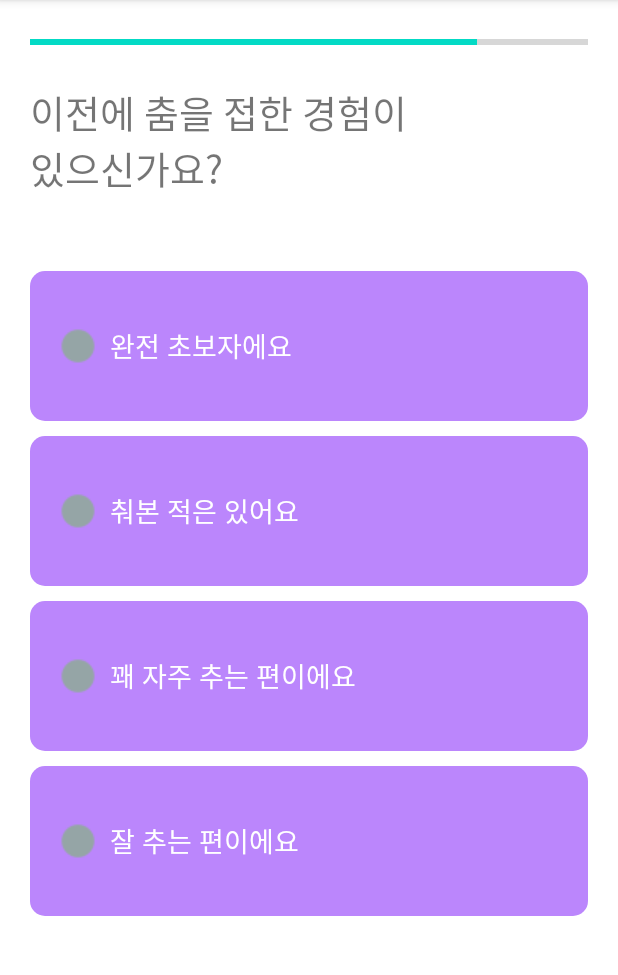
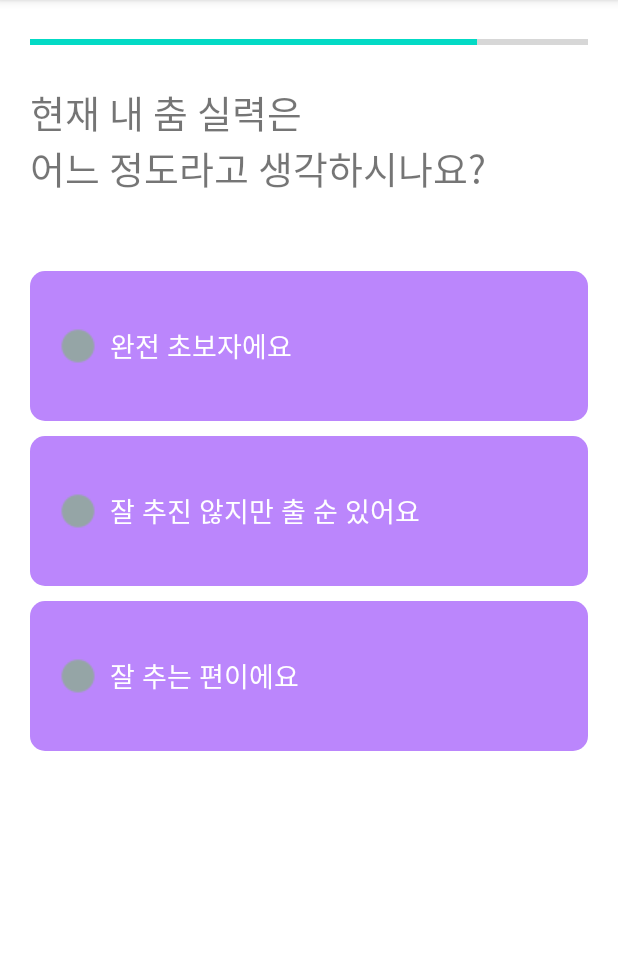
Before and after one commit to cloudgae/moovit, an Android app: the TypeTest_6 screen opened directly, with no data from a screen before it, on a phone screen of 412 x 824 dp, the part 84-1059 px from its top. Run offline under Robolectric (Android 15) with nearby library versions, the phone set to English and light mode, and no system bars; our stand-ins replace Firebase (no records; nobody signed in at launch, a user with empty details on screens opened directly).

Commit message:
질문, 선지 일부 수정 반영 **선지 이모지 있/없 부분은 아직 미반영

```diff
--- a/app/src/main/res/layout/activity_type_test4.xml
+++ b/app/src/main/res/layout/activity_type_test4.xml
@@ -29,7 +29,7 @@
                 android:layout_height="wrap_content"
                 android:layout_marginHorizontal="20dp"
                 android:layout_marginBottom="40dp"
-                android:text="춤을 출 때 어떤 분위기를\n표현하고 싶으신가요?"
+                android:text="어떤 분위기의 춤을\n배워보고 싶으신가요?"
                 android:textSize="25dp" />
 
 
@@ -106,7 +106,7 @@
                     android:button="@null"
                     android:drawableLeft="@drawable/circle"
                     android:padding="20dp"
-                    android:text="  개성적인"
+                    android:text="  독특한"
                     android:textColor="@drawable/selector_radio_text"
                     android:textSize="20dp" />
 
@@ -120,7 +120,7 @@
                     android:button="@null"
                     android:drawableLeft="@drawable/circle"
                     android:padding="20dp"
-                    android:text="  즐기며 몰입하는"
+                    android:text="  몰입감 있는"
                     android:textColor="@drawable/selector_radio_text"
                     android:textSize="20dp" />
 
--- a/app/src/main/res/layout/activity_type_test5.xml
+++ b/app/src/main/res/layout/activity_type_test5.xml
@@ -23,7 +23,7 @@
         <TextView
             android:layout_width="wrap_content"
             android:layout_height="wrap_content"
-            android:text="어떤 분위기의 클래스를\n더 선호하시나요?"
+            android:text="어떤 진행 방식의 클래스를\n선호하시나요?"
             android:textSize="25dp"
             android:layout_marginHorizontal="20dp"
             android:layout_marginBottom="40dp"/>
@@ -39,7 +39,7 @@
                 android:id="@+id/rbT5_cheer"
                 android:layout_width="match_parent"
                 android:layout_height="100dp"
-                android:text="  서로 응원해주고 화이팅 넘치는 분위기"
+                android:text="  서로 응원해주고 화이팅 넘치는"
                 android:textSize="18dp"
                 android:textColor="@drawable/selector_radio_text"
                 android:layout_marginTop="10dp"
@@ -53,7 +53,7 @@
                 android:id="@+id/rbT5_concentrate"
                 android:layout_width="match_parent"
                 android:layout_height="100dp"
-                android:text="  수업에 집중할 수 있는 분위기"
+                android:text="  수업에 집중할 수 있는"
                 android:textSize="18dp"
                 android:textColor="@drawable/selector_radio_text"
                 android:layout_marginTop="10dp"
--- a/app/src/main/res/layout/activity_type_test6.xml
+++ b/app/src/main/res/layout/activity_type_test6.xml
@@ -24,7 +24,7 @@
         <TextView
             android:layout_width="wrap_content"
             android:layout_height="wrap_content"
-            android:text="이전에 춤을 접한 경험이\n있으신가요?"
+            android:text="현재 내 춤 실력은\n어느 정도라고 생각하시나요?"
             android:textSize="25dp"
             android:layout_marginHorizontal="20dp"
             android:layout_marginBottom="40dp"/>
@@ -53,7 +53,7 @@
                 android:id="@+id/rbT6_2"
                 android:layout_width="match_parent"
                 android:layout_height="100dp"
-                android:text="  춰본 적은 있어요"
+                android:text="  잘 추진 않지만 출 순 있어요"
                 android:textSize="18dp"
                 android:textColor="@drawable/selector_radio_text"
                 android:layout_marginTop="10dp"
@@ -65,20 +65,6 @@
 
             <RadioButton
                 android:id="@+id/rbT6_3"
-                android:layout_width="match_parent"
-                android:layout_height="100dp"
-                android:text="  꽤 자주 추는 편이에요"
-                android:textSize="18dp"
-                android:textColor="@drawable/selector_radio_text"
-                android:layout_marginTop="10dp"
-                android:layout_marginHorizontal="20dp"
-                android:padding="20dp"
-                android:button="@null"
-                android:drawableLeft="@drawable/circle"
-                android:background="@drawable/selector_radio_button"/>
-
-            <RadioButton
-                android:id="@+id/rbT6_4"
                 android:layout_width="match_parent"
                 android:layout_height="100dp"
                 android:text="  잘 추는 편이에요"
```
Also changed, not shown: app/src/main/java/com/example/main_01/onboarding/TypeTest_6.java (+0 -29 lines).
